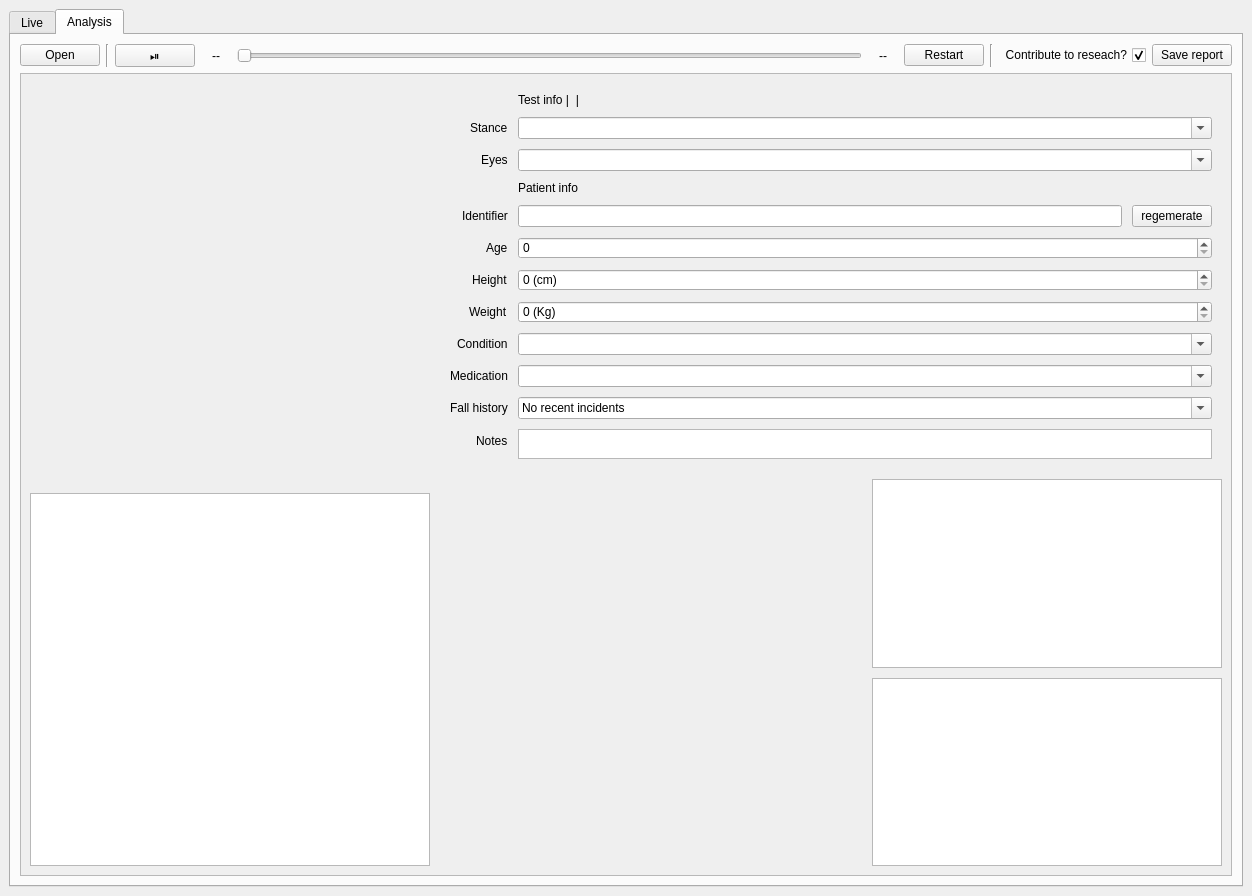
Qt form QtDesigner/STEP_V0.1.ui (TimoWalraven/MNLEwii) before a commit.
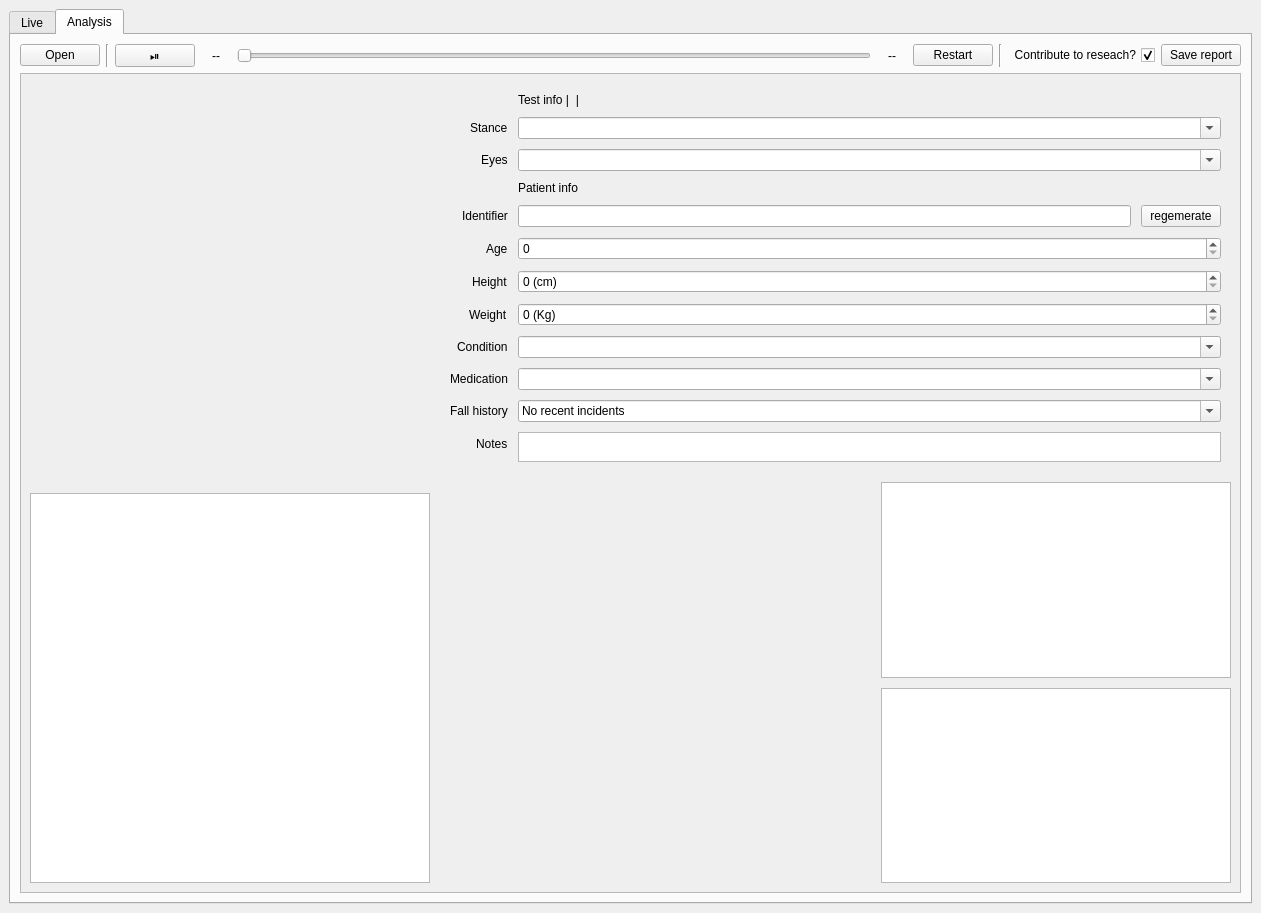
The same form after that commit. The open tabs and pages were chosen to show the change. Icons and pictures are not drawn. Custom widgets are drawn as their Qt base class.

Commit message: fixed unknown property message and space message when starting

```diff
--- a/QtDesigner/STEP_V0.1.ui
+++ b/QtDesigner/STEP_V0.1.ui
@@ -6,8 +6,8 @@
    <rect>
     <x>0</x>
     <y>0</y>
-    <width>1252</width>
-    <height>896</height>
+    <width>1261</width>
+    <height>913</height>
    </rect>
   </property>
   <property name="sizePolicy">
@@ -740,7 +740,7 @@
             <rect>
              <x>0</x>
              <y>0</y>
-             <width>1208</width>
+             <width>1209</width>
              <height>801</height>
             </rect>
            </property>
@@ -755,11 +755,6 @@
                   <height>400</height>
                  </size>
                 </property>
-                <property name="styleSheet">
-                 <string notr="true">border-color: rgb(0, 0, 0);
-border-thickness: 1px;
-</string>
-                </property>
                 <layout class="QHBoxLayout" name="horizontalLayout_3">
                  <property name="spacing">
                   <number>10</number>
```
The commit also changes 2 other files.
